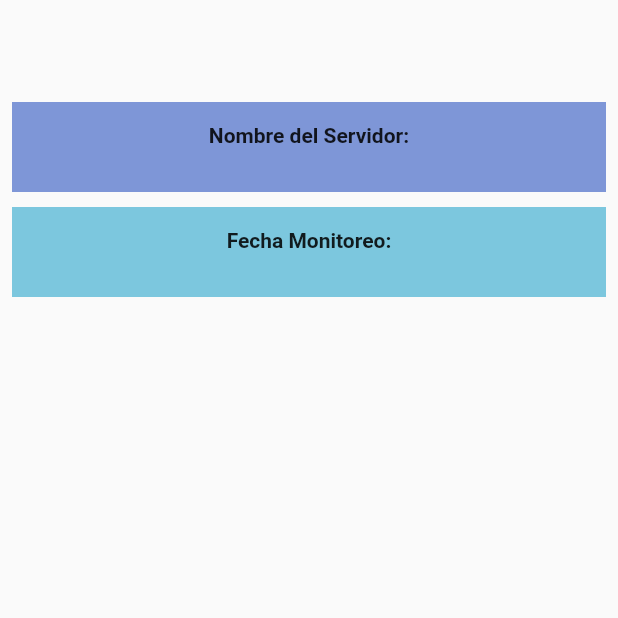
After one commit to Mvargas26/dashboard_flutter_proyect3, a Flutter app: the DetalleServicios screen opened by its route, on a phone screen of 412 x 824 dp, the top half of it. The commit adds this screen. Run offline on Flutter 3.47's test engine with Material 2 defaults, Android fonts, the phone set to English and light mode, and no system bars; our stand-ins replace percent_indicator.

Commit message:
pantalla de ver servicios

```diff
--- /dev/null
+++ b/lib/screens/detalleServicios.dart
@@ -0,0 +1,46 @@
+import 'package:flutter/material.dart';
+
+class DetalleServicios extends StatefulWidget {
+  @override
+  State<DetalleServicios> createState() => _DetalleServiciosState();
+}
+
+class _DetalleServiciosState extends State<DetalleServicios> {
+  @override
+  Widget build(BuildContext context) {
+    return Scaffold(body: _detalle());
+  }
+
+  // **** METODOS ****
+  Widget _detalle() {
+    return ListView(
+      padding: const EdgeInsets.all(8),
+      children: <Widget>[
+        const SizedBox(height: 60),
+        Container(
+          height: 60,
+          color: Color.fromARGB(164, 57, 94, 196),
+          child: Center(
+              child: Text(
+            'Nombre del Servidor: \n ',
+            textAlign: TextAlign.center,
+            overflow: TextOverflow.ellipsis,
+            style: const TextStyle(fontWeight: FontWeight.bold),
+          )),
+        ),
+        const SizedBox(height: 10),
+        Container(
+          height: 60,
+          color: Color.fromARGB(164, 54, 171, 206),
+          child: Center(
+              child: Text(
+            'Fecha Monitoreo:' + "\n",
+            textAlign: TextAlign.center,
+            overflow: TextOverflow.ellipsis,
+            style: const TextStyle(fontWeight: FontWeight.bold),
+          )),
+        ),
+      ],
+    );
+  }
+}
```
Also changed, not shown: lib/main.dart (+5 -3 lines), lib/screens/monitoreoServidor.dart (+40 -4 lines).
